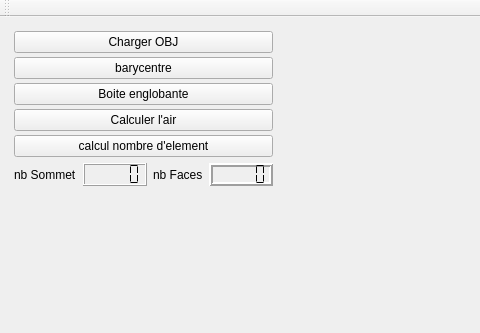
This is starterLight/mainwindow.ui in Arnaud04/Programmation_Graphique_S3 as Qt 5 draws it before an edit; both pictures show x 0 to 480 and y 0 to 333 of the 652 by 489 pixel window. The edited form follows.
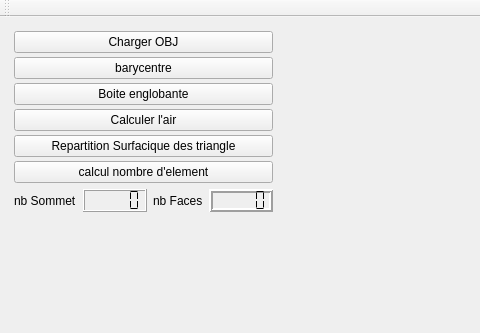
This is the edited form. Custom widgets are drawn as their Qt base class.

Commit message: triangleSurfaceProportion added,boxbundaring function added and codex cleaned

Patch:
```diff
--- a/starterLight/mainwindow.ui
+++ b/starterLight/mainwindow.ui
@@ -79,6 +79,13 @@
          </property>
         </widget>
        </item>
+       <item>
+        <widget class="QPushButton" name="triangleSurface_proportion">
+         <property name="text">
+          <string>Repartition Surfacique des triangle</string>
+         </property>
+        </widget>
+       </item>
        <item>
         <layout class="QVBoxLayout" name="verticalLayout_7">
          <item>
```
The commit also changes 3 other files.
